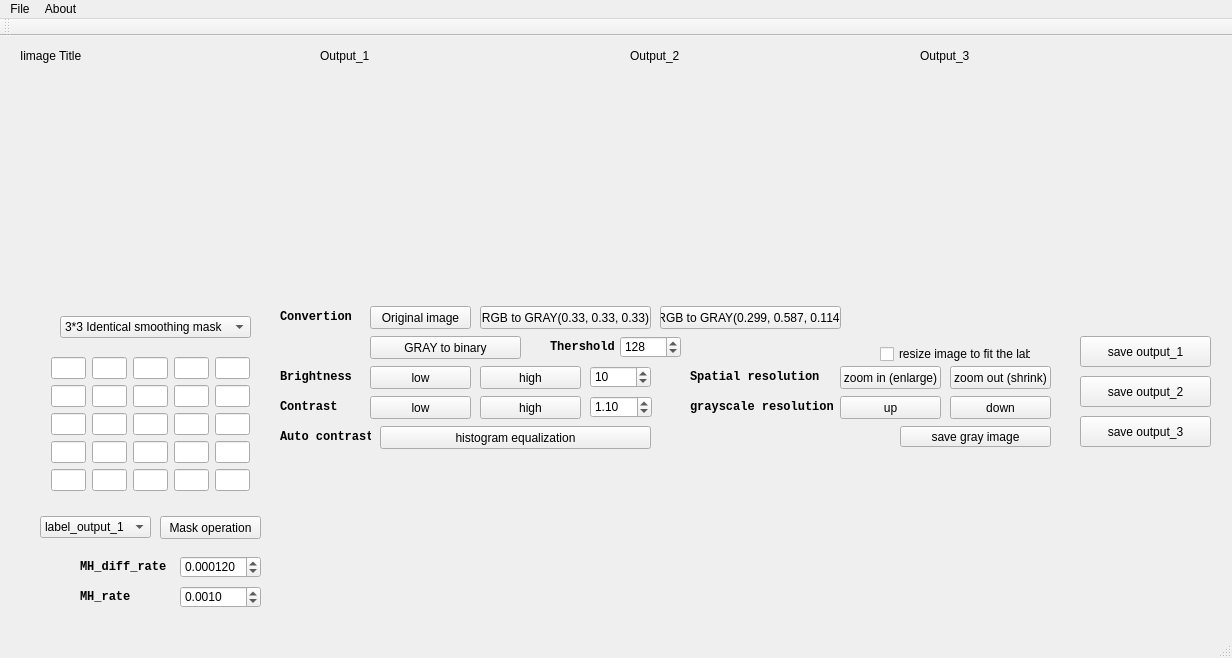
The window that mainwindow.ui (r05522814/Image_processing) describes before a commit, drawn with Qt 5.
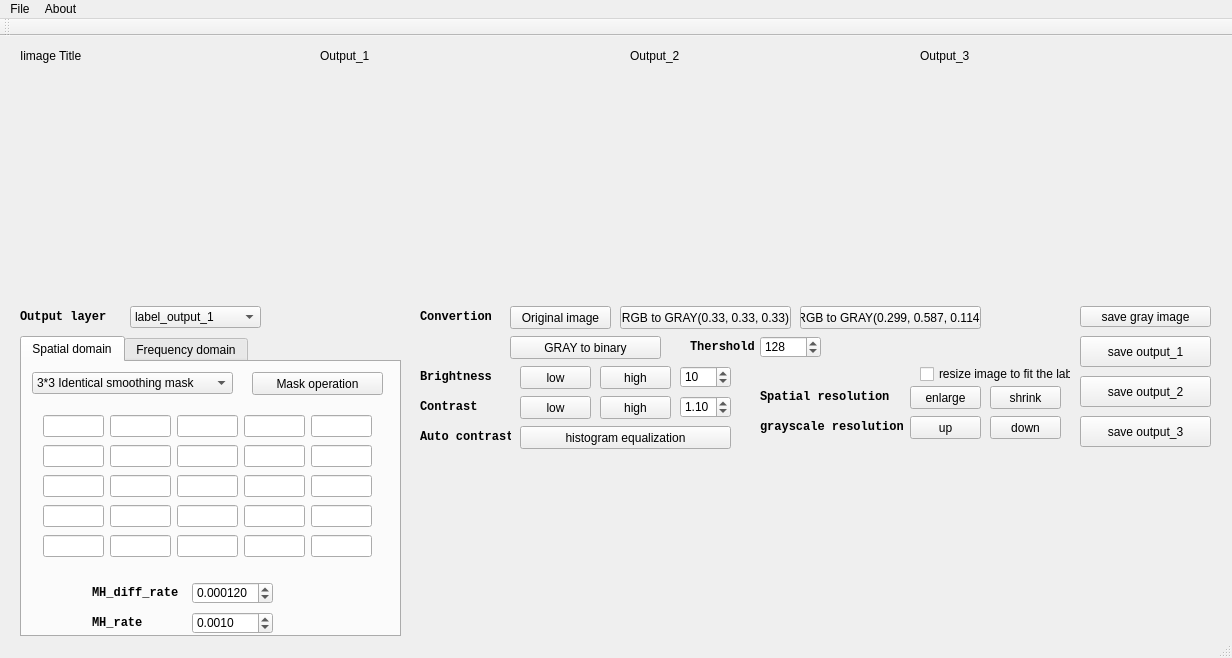
The same window after the commit. The open tabs and pages were chosen to show the change.

```diff
--- a/mainwindow.ui
+++ b/mainwindow.ui
@@ -30,9 +30,9 @@
    <widget class="QWidget" name="horizontalLayoutWidget">
     <property name="geometry">
      <rect>
-      <x>280</x>
+      <x>420</x>
       <y>420</y>
-      <width>931</width>
+      <width>791</width>
       <height>181</height>
      </rect>
     </property>
@@ -45,9 +45,9 @@
    <widget class="QPushButton" name="pushButton_add_constant">
     <property name="geometry">
      <rect>
-      <x>480</x>
+      <x>600</x>
       <y>330</y>
-      <width>101</width>
+      <width>71</width>
       <height>23</height>
      </rect>
     </property>
@@ -58,9 +58,9 @@
    <widget class="QPushButton" name="pushButton_multiply_constant">
     <property name="geometry">
      <rect>
-      <x>480</x>
+      <x>600</x>
       <y>360</y>
-      <width>101</width>
+      <width>71</width>
       <height>23</height>
      </rect>
     </property>
@@ -71,9 +71,9 @@
    <widget class="QPushButton" name="pushButton_histogram_equ">
     <property name="geometry">
      <rect>
-      <x>380</x>
+      <x>520</x>
       <y>390</y>
-      <width>271</width>
+      <width>211</width>
       <height>23</height>
      </rect>
     </property>
@@ -84,7 +84,7 @@
    <widget class="QPushButton" name="pushButton_RGBtoGRAY_1">
     <property name="geometry">
      <rect>
-      <x>480</x>
+      <x>620</x>
       <y>270</y>
       <width>171</width>
       <height>23</height>
@@ -97,9 +97,9 @@
    <widget class="QPushButton" name="pushButton_save_file">
     <property name="geometry">
      <rect>
-      <x>900</x>
-      <y>390</y>
-      <width>151</width>
+      <x>1080</x>
+      <y>270</y>
+      <width>131</width>
       <height>21</height>
      </rect>
     </property>
@@ -110,7 +110,7 @@
    <widget class="QLabel" name="label_2">
     <property name="geometry">
      <rect>
-      <x>280</x>
+      <x>420</x>
       <y>330</y>
       <width>71</width>
       <height>21</height>
@@ -130,7 +130,7 @@
    <widget class="QLabel" name="label_3">
     <property name="geometry">
      <rect>
-      <x>280</x>
+      <x>420</x>
       <y>360</y>
       <width>71</width>
       <height>21</height>
@@ -150,7 +150,7 @@
    <widget class="QLabel" name="label_4">
     <property name="geometry">
      <rect>
-      <x>280</x>
+      <x>420</x>
       <y>390</y>
       <width>91</width>
       <height>21</height>
@@ -170,7 +170,7 @@
    <widget class="QLabel" name="label_5">
     <property name="geometry">
      <rect>
-      <x>280</x>
+      <x>420</x>
       <y>270</y>
       <width>81</width>
       <height>21</height>
@@ -190,9 +190,9 @@
    <widget class="QPushButton" name="pushButton_subtract_constant">
     <property name="geometry">
      <rect>
-      <x>370</x>
+      <x>520</x>
       <y>330</y>
-      <width>101</width>
+      <width>71</width>
       <height>23</height>
      </rect>
     </property>
@@ -203,9 +203,9 @@
    <widget class="QPushButton" name="pushButton_devide_constant_">
     <property name="geometry">
      <rect>
-      <x>370</x>
+      <x>520</x>
       <y>360</y>
-      <width>101</width>
+      <width>71</width>
       <height>23</height>
      </rect>
     </property>
@@ -232,9 +232,9 @@
    <widget class="QSpinBox" name="brightness_factor">
     <property name="geometry">
      <rect>
-      <x>590</x>
+      <x>680</x>
       <y>330</y>
-      <width>61</width>
+      <width>51</width>
       <height>22</height>
      </rect>
     </property>
@@ -254,9 +254,9 @@
    <widget class="QDoubleSpinBox" name="contract_factor">
     <property name="geometry">
      <rect>
-      <x>590</x>
+      <x>680</x>
       <y>360</y>
-      <width>62</width>
+      <width>51</width>
       <height>22</height>
      </rect>
     </property>
@@ -276,7 +276,7 @@
    <widget class="QPushButton" name="pushButton_RGBtoGRAY_2">
     <property name="geometry">
      <rect>
-      <x>660</x>
+      <x>800</x>
       <y>270</y>
       <width>181</width>
       <height>23</height>
@@ -289,7 +289,7 @@
    <widget class="QPushButton" name="pushButton_GRAY2binary">
     <property name="geometry">
      <rect>
-      <x>370</x>
+      <x>510</x>
       <y>300</y>
       <width>151</width>
       <height>23</height>
@@ -302,7 +302,7 @@
    <widget class="QSpinBox" name="threshold_value">
     <property name="geometry">
      <rect>
-      <x>620</x>
+      <x>760</x>
       <y>300</y>
       <width>61</width>
       <height>22</height>
@@ -324,7 +324,7 @@
    <widget class="QLabel" name="label_6">
     <property name="geometry">
      <rect>
-      <x>550</x>
+      <x>690</x>
       <y>300</y>
       <width>71</width>
       <height>21</height>
@@ -344,7 +344,7 @@
    <widget class="QPushButton" name="pushButton_original">
     <property name="geometry">
      <rect>
-      <x>370</x>
+      <x>510</x>
       <y>270</y>
       <width>101</width>
       <height>23</height>
@@ -357,8 +357,8 @@
    <widget class="QLabel" name="label_7">
     <property name="geometry">
      <rect>
-      <x>690</x>
-      <y>330</y>
+      <x>760</x>
+      <y>350</y>
       <width>131</width>
       <height>21</height>
      </rect>
@@ -377,8 +377,8 @@
    <widget class="QLabel" name="label_8">
     <property name="geometry">
      <rect>
-      <x>690</x>
-      <y>360</y>
+      <x>760</x>
+      <y>380</y>
       <width>151</width>
       <height>21</height>
      </rect>
@@ -397,35 +397,35 @@
    <widget class="QPushButton" name="pushButton_zoom_in">
     <property name="geometry">
      <rect>
-      <x>840</x>
-      <y>330</y>
-      <width>101</width>
+      <x>910</x>
+      <y>350</y>
+      <width>71</width>
       <height>23</height>
      </rect>
     </property>
     <property name="text">
-     <string>zoom in (enlarge)</string>
+     <string>enlarge</string>
     </property>
    </widget>
    <widget class="QPushButton" name="pushButton_zoom_out">
     <property name="geometry">
      <rect>
-      <x>950</x>
-      <y>330</y>
-      <width>101</width>
+      <x>990</x>
+      <y>350</y>
+      <width>71</width>
       <height>23</height>
      </rect>
     </property>
     <property name="text">
-     <string>zoom out (shrink)</string>
+     <string>shrink</string>
     </property>
    </widget>
    <widget class="QPushButton" name="pushButton_grayscale_up">
     <property name="geometry">
      <rect>
-      <x>840</x>
-      <y>360</y>
-      <width>101</width>
+      <x>910</x>
+      <y>380</y>
+      <width>71</width>
       <height>23</height>
      </rect>
     </property>
@@ -436,9 +436,9 @@
    <widget class="QPushButton" name="pushButton_grayscale_down">
     <property name="geometry">
      <rect>
-      <x>950</x>
-      <y>360</y>
-      <width>101</width>
+      <x>990</x>
+      <y>380</y>
+      <width>71</width>
       <height>23</height>
      </rect>
     </property>
@@ -449,8 +449,8 @@
    <widget class="QCheckBox" name="checkBox_resize">
     <property name="geometry">
      <rect>
-      <x>880</x>
-      <y>310</y>
+      <x>920</x>
+      <y>330</y>
       <width>151</width>
       <height>16</height>
      </rect>
@@ -485,179 +485,6 @@
      <string/>
     </property>
    </widget>
-   <widget class="QWidget" name="gridLayoutWidget">
-    <property name="geometry">
-     <rect>
-      <x>40</x>
-      <y>310</y>
-      <width>221</width>
-      <height>161</height>
-     </rect>
-    </property>
-    <layout class="QGridLayout" name="gridLayout">
-     <item row="1" column="2">
-      <widget class="QLineEdit" name="N23"/>
-     </item>
-     <item row="2" column="0">
-      <widget class="QLineEdit" name="N31"/>
-     </item>
-     <item row="2" column="3">
-      <widget class="QLineEdit" name="N34"/>
-     </item>
-     <item row="2" column="4">
-      <widget class="QLineEdit" name="N35"/>
-     </item>
-     <item row="3" column="1">
-      <widget class="QLineEdit" name="N42"/>
-     </item>
-     <item row="3" column="0">
-      <widget class="QLineEdit" name="N41"/>
-     </item>
-     <item row="3" column="2">
-      <widget class="QLineEdit" name="N43"/>
-     </item>
-     <item row="3" column="4">
-      <widget class="QLineEdit" name="N45"/>
-     </item>
-     <item row="3" column="3">
-      <widget class="QLineEdit" name="N44"/>
-     </item>
-     <item row="0" column="0">
-      <widget class="QLineEdit" name="N11">
-       <property name="text">
-        <string/>
-       </property>
-      </widget>
-     </item>
-     <item row="1" column="1">
-      <widget class="QLineEdit" name="N22"/>
-     </item>
-     <item row="0" column="4">
-      <widget class="QLineEdit" name="N15"/>
-     </item>
-     <item row="0" column="3">
-      <widget class="QLineEdit" name="N14"/>
-     </item>
-     <item row="1" column="0">
-      <widget class="QLineEdit" name="N21"/>
-     </item>
-     <item row="0" column="2">
-      <widget class="QLineEdit" name="N13"/>
-     </item>
-     <item row="0" column="1">
-      <widget class="QLineEdit" name="N12"/>
-     </item>
-     <item row="1" column="3">
-      <widget class="QLineEdit" name="N24"/>
-     </item>
-     <item row="1" column="4">
-      <widget class="QLineEdit" name="N25"/>
-     </item>
-     <item row="2" column="1">
-      <widget class="QLineEdit" name="N32">
-       <property name="text">
-        <string/>
-       </property>
-      </widget>
-     </item>
-     <item row="2" column="2">
-      <widget class="QLineEdit" name="N33"/>
-     </item>
-     <item row="4" column="0">
-      <widget class="QLineEdit" name="N51"/>
-     </item>
-     <item row="4" column="1">
-      <widget class="QLineEdit" name="N52"/>
-     </item>
-     <item row="4" column="2">
-      <widget class="QLineEdit" name="N53"/>
-     </item>
-     <item row="4" column="3">
-      <widget class="QLineEdit" name="N54"/>
-     </item>
-     <item row="4" column="4">
-      <widget class="QLineEdit" name="N55"/>
-     </item>
-    </layout>
-   </widget>
-   <widget class="QComboBox" name="comboBox">
-    <property name="geometry">
-     <rect>
-      <x>60</x>
-      <y>280</y>
-      <width>191</width>
-      <height>22</height>
-     </rect>
-    </property>
-    <item>
-     <property name="text">
-      <string>3*3 Identical smoothing mask</string>
-     </property>
-    </item>
-    <item>
-     <property name="text">
-      <string>5*5 Identical smoothing mask</string>
-     </property>
-    </item>
-    <item>
-     <property name="text">
-      <string>3*3 Order-statistics Filters</string>
-     </property>
-    </item>
-    <item>
-     <property name="text">
-      <string>5*5 Guassian filter</string>
-     </property>
-    </item>
-    <item>
-     <property name="text">
-      <string>3*3 Laplacian</string>
-     </property>
-    </item>
-    <item>
-     <property name="text">
-      <string>3*3 Sobel</string>
-     </property>
-    </item>
-    <item>
-     <property name="text">
-      <string>3*3 Scharr</string>
-     </property>
-    </item>
-    <item>
-     <property name="text">
-      <string>Laplacian of guassian (strengthen)</string>
-     </property>
-    </item>
-    <item>
-     <property name="text">
-      <string>Marr-Hildreth edge detection</string>
-     </property>
-    </item>
-    <item>
-     <property name="text">
-      <string>Fuzzy set for spatial filtering</string>
-     </property>
-    </item>
-    <item>
-     <property name="text">
-      <string>Sharpen (laplacian + origin)</string>
-     </property>
-    </item>
-   </widget>
-   <widget class="QPushButton" name="pushButton_mask_operation">
-    <property name="geometry">
-     <rect>
-      <x>160</x>
-      <y>480</y>
-      <width>101</width>
-      <height>23</height>
-     </rect>
-    </property>
-    <property name="text">
-     <string>Mask operation</string>
-    </property>
-   </widget>
    <widget class="QLabel" name="label_output_1_image_title">
     <property name="geometry">
      <rect>
@@ -674,96 +501,6 @@
      <string>Output_1</string>
     </property>
    </widget>
-   <widget class="QDoubleSpinBox" name="MH_diff_rate">
-    <property name="geometry">
-     <rect>
-      <x>180</x>
-      <y>520</y>
-      <width>81</width>
-      <height>22</height>
-     </rect>
-    </property>
-    <property name="decimals">
-     <number>6</number>
-    </property>
-    <property name="minimum">
-     <double>0.000010000000000</double>
-    </property>
-    <property name="maximum">
-     <double>0.100000000000000</double>
-    </property>
-    <property name="singleStep">
-     <double>0.000005000000000</double>
-    </property>
-    <property name="value">
-     <double>0.000120000000000</double>
-    </property>
-   </widget>
-   <widget class="QDoubleSpinBox" name="MH_rate">
-    <property name="geometry">
-     <rect>
-      <x>180</x>
-      <y>550</y>
-      <width>81</width>
-      <height>22</height>
-     </rect>
-    </property>
-    <property name="decimals">
-     <number>4</number>
-    </property>
-    <property name="minimum">
-     <double>0.000100000000000</double>
-    </property>
-    <property name="maximum">
-     <double>0.100000000000000</double>
-    </property>
-    <property name="singleStep">
-     <double>0.001000000000000</double>
-    </property>
-    <property name="value">
-     <double>0.001000000000000</double>
-    </property>
-   </widget>
-   <widget class="QLabel" name="label_9">
-    <property name="geometry">
-     <rect>
-      <x>80</x>
-      <y>520</y>
-      <width>91</width>
-      <height>21</height>
-     </rect>
-    </property>
-    <property name="font">
-     <font>
-      <family>Consolas</family>
-      <weight>75</weight>
-      <bold>true</bold>
-     </font>
-    </property>
-    <property name="text">
-     <string>MH_diff_rate</string>
-    </property>
-   </widget>
-   <widget class="QLabel" name="label_10">
-    <property name="geometry">
-     <rect>
-      <x>80</x>
-      <y>550</y>
-      <width>91</width>
-      <height>21</height>
-     </rect>
-    </property>
-    <property name="font">
-     <font>
-      <family>Consolas</family>
-      <weight>75</weight>
-      <bold>true</bold>
-     </font>
-    </property>
-    <property name="text">
-     <string>MH_rate</string>
-    </property>
-   </widget>
    <widget class="QLabel" name="label_output_2_image_title">
     <property name="geometry">
      <rect>
@@ -783,9 +520,9 @@
    <widget class="QComboBox" name="comboBox_2">
     <property name="geometry">
      <rect>
-      <x>40</x>
-      <y>480</y>
-      <width>111</width>
+      <x>130</x>
+      <y>270</y>
+      <width>131</width>
       <height>22</height>
      </rect>
     </property>
@@ -873,6 +610,338 @@
      <string>save output_3</string>
     </property>
    </widget>
+   <widget class="QTabWidget" name="tabWidget">
+    <property name="geometry">
+     <rect>
+      <x>20</x>
+      <y>300</y>
+      <width>381</width>
+      <height>301</height>
+     </rect>
+    </property>
+    <property name="currentIndex">
+     <number>1</number>
+    </property>
+    <widget class="QWidget" name="tab_spatial">
+     <attribute name="title">
+      <string>Spatial domain</string>
+     </attribute>
+     <widget class="QPushButton" name="pushButton_mask_operation">
+      <property name="geometry">
+       <rect>
+        <x>230</x>
+        <y>10</y>
+        <width>131</width>
+        <height>23</height>
+       </rect>
+      </property>
+      <property name="text">
+       <string>Mask operation</string>
+      </property>
+     </widget>
+     <widget class="QLabel" name="label_9">
+      <property name="geometry">
+       <rect>
+        <x>70</x>
+        <y>220</y>
+        <width>91</width>
+        <height>21</height>
+       </rect>
+      </property>
+      <property name="font">
+       <font>
+        <family>Consolas</family>
+        <weight>75</weight>
+        <bold>true</bold>
+       </font>
+      </property>
+      <property name="text">
+       <string>MH_diff_rate</string>
+      </property>
+     </widget>
+     <widget class="QDoubleSpinBox" name="MH_rate">
+      <property name="geometry">
+       <rect>
+        <x>170</x>
+        <y>250</y>
+        <width>81</width>
+        <height>22</height>
+       </rect>
+      </property>
+      <property name="decimals">
+       <number>4</number>
+      </property>
+      <property name="minimum">
+       <double>0.000100000000000</double>
+      </property>
+      <property name="maximum">
+       <double>0.100000000000000</double>
+      </property>
+      <property name="singleStep">
+       <double>0.001000000000000</double>
+      </property>
+      <property name="value">
+       <double>0.001000000000000</double>
+      </property>
+     </widget>
+     <widget class="QComboBox" name="comboBox_mask_category">
+      <property name="geometry">
+       <rect>
+        <x>10</x>
+        <y>10</y>
+        <width>201</width>
+        <height>22</height>
+       </rect>
+      </property>
+      <item>
+       <property name="text">
+        <string>3*3 Identical smoothing mask</string>
+       </property>
+      </item>
+      <item>
+       <property name="text">
+        <string>5*5 Identical smoothing mask</string>
+       </property>
+      </item>
+      <item>
+       <property name="text">
+        <string>3*3 Order-statistics Filters</string>
+       </property>
+      </item>
+      <item>
+       <property name="text">
+        <string>5*5 Guassian filter</string>
+       </property>
+      </item>
+      <item>
+       <property name="text">
+        <string>3*3 Laplacian</string>
+       </property>
+      </item>
+      <item>
+       <property name="text">
+        <string>3*3 Sobel</string>
+       </property>
+      </item>
+      <item>
+       <property name="text">
+        <string>3*3 Scharr</string>
+       </property>
+      </item>
+      <item>
+       <property name="text">
+        <string>Laplacian of guassian (strengthen)</string>
+       </property>
+      </item>
+      <item>
+       <property name="text">
+        <string>Marr-Hildreth edge detection</string>
+       </property>
+      </item>
+      <item>
+       <property name="text">
+        <string>Fuzzy set for spatial filtering</string>
+       </property>
+      </item>
+      <item>
+       <property name="text">
+        <string>Sharpen (laplacian + origin)</string>
+       </property>
+      </item>
+     </widget>
+     <widget class="QLabel" name="label_10">
+      <property name="geometry">
+       <rect>
+        <x>70</x>
+        <y>250</y>
+        <width>91</width>
+        <height>21</height>
+       </rect>
+      </property>
+      <property name="font">
+       <font>
+        <family>Consolas</family>
+        <weight>75</weight>
+        <bold>true</bold>
+       </font>
+      </property>
+      <property name="text">
+       <string>MH_rate</string>
+      </property>
+     </widget>
+     <widget class="QWidget" name="gridLayoutWidget">
+      <property name="geometry">
+       <rect>
+        <x>10</x>
+        <y>40</y>
+        <width>351</width>
+        <height>171</height>
+       </rect>
+      </property>
+      <layout class="QGridLayout" name="gridLayout">
+       <item row="2" column="0">
+        <widget class="QLineEdit" name="N31"/>
+       </item>
+       <item row="2" column="3">
+        <widget class="QLineEdit" name="N34"/>
+       </item>
+       <item row="2" column="4">
+        <widget class="QLineEdit" name="N35"/>
+       </item>
+       <item row="1" column="2">
+        <widget class="QLineEdit" name="N23"/>
+       </item>
+       <item row="3" column="4">
+        <widget class="QLineEdit" name="N45"/>
+       </item>
+       <item row="3" column="3">
+        <widget class="QLineEdit" name="N44"/>
+       </item>
+       <item row="3" column="1">
+        <widget class="QLineEdit" name="N42"/>
+       </item>
+       <item row="3" column="0">
+        <widget class="QLineEdit" name="N41"/>
+       </item>
+       <item row="3" column="2">
+        <widget class="QLineEdit" name="N43"/>
+       </item>
+       <item row="1" column="0">
+        <widget class="QLineEdit" name="N21"/>
+       </item>
+       <item row="0" column="0">
+        <widget class="QLineEdit" name="N11">
+         <property name="text">
+          <string/>
+         </property>
+        </widget>
+       </item>
+       <item row="0" column="3">
+        <widget class="QLineEdit" name="N14"/>
+       </item>
+       <item row="0" column="4">
+        <widget class="QLineEdit" name="N15"/>
+       </item>
+       <item row="1" column="1">
+        <widget class="QLineEdit" name="N22"/>
+       </item>
+       <item row="2" column="1">
+        <widget class="QLineEdit" name="N32">
+         <property name="text">
+          <string/>
+         </property>
+        </widget>
+       </item>
+       <item row="2" column="2">
+        <widget class="QLineEdit" name="N33"/>
+       </item>
+       <item row="0" column="2">
+        <widget class="QLineEdit" name="N13"/>
+       </item>
+       <item row="0" column="1">
+        <widget class="QLineEdit" name="N12"/>
+       </item>
+       <item row="1" column="4">
+        <widget class="QLineEdit" name="N25"/>
+       </item>
+       <item row="1" column="3">
+        <widget class="QLineEdit" name="N24"/>
+       </item>
+       <item row="4" column="0">
+        <widget class="QLineEdit" name="N51"/>
+       </item>
+       <item row="4" column="4">
+        <widget class="QLineEdit" name="N55"/>
+       </item>
+       <item row="4" column="1">
+        <widget class="QLineEdit" name="N52"/>
+       </item>
+       <item row="4" column="2">
+        <widget class="QLineEdit" name="N53"/>
+       </item>
+       <item row="4" column="3">
+        <widget class="QLineEdit" name="N54"/>
+       </item>
+      </layout>
+     </widget>
+     <widget class="QDoubleSpinBox" name="MH_diff_rate">
+      <property name="geometry">
+       <rect>
+        <x>170</x>
+        <y>220</y>
+        <width>81</width>
+        <height>22</height>
+       </rect>
+      </property>
+      <property name="decimals">
+       <number>6</number>
+      </property>
+      <property name="minimum">
+       <double>0.000010000000000</double>
+      </property>
+      <property name="maximum">
+       <double>0.100000000000000</double>
+      </property>
+      <property name="singleStep">
+       <double>0.000005000000000</double>
+      </property>
+      <property name="value">
+       <double>0.000120000000000</double>
+      </property>
+     </widget>
+    </widget>
+    <widget class="QWidget" name="tab_frequency">
+     <attribute name="title">
+      <string>Frequency domain</string>
+     </attribute>
+     <widget class="QPushButton" name="pushButton_DFT">
+      <property name="geometry">
+       <rect>
+        <x>40</x>
+        <y>30</y>
+        <width>121</width>
+        <height>23</height>
+       </rect>
+      </property>
+      <property name="text">
+       <string>DFT</string>
+      </property>
+     </widget>
+     <widget class="QPushButton" name="pushButton_IDFT">
+      <property name="geometry">
+       <rect>
+        <x>40</x>
+        <y>60</y>
+        <width>121</width>
+        <height>23</height>
+       </rect>
+      </property>
+      <property name="text">
+       <string>IDFT</string>
+      </property>
+     </widget>
+    </widget>
+   </widget>
+   <widget class="QLabel" name="label_13">
+    <property name="geometry">
+     <rect>
+      <x>20</x>
+      <y>270</y>
+      <width>91</width>
+      <height>21</height>
+     </rect>
+    </property>
+    <property name="font">
+     <font>
+      <family>Consolas</family>
+      <weight>75</weight>
+      <bold>true</bold>
+     </font>
+    </property>
+    <property name="text">
+     <string>Output layer</string>
+    </property>
+   </widget>
   </widget>
   <widget class="QMenuBar" name="menuBar">
    <property name="geometry">
```
Left out of the diff: 4 changed lines with no effect on the pictures.
